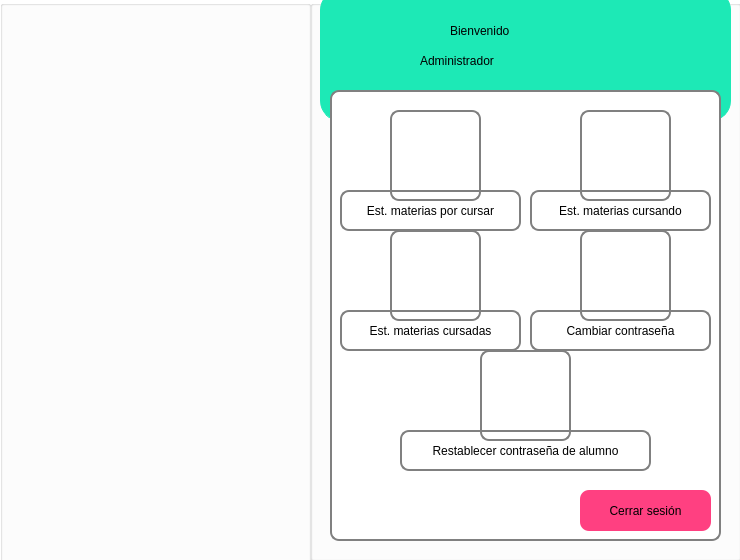
This is SCS/administrador.ui in sagarme17/SCS as Qt 5 draws it before an edit. The edited form follows.
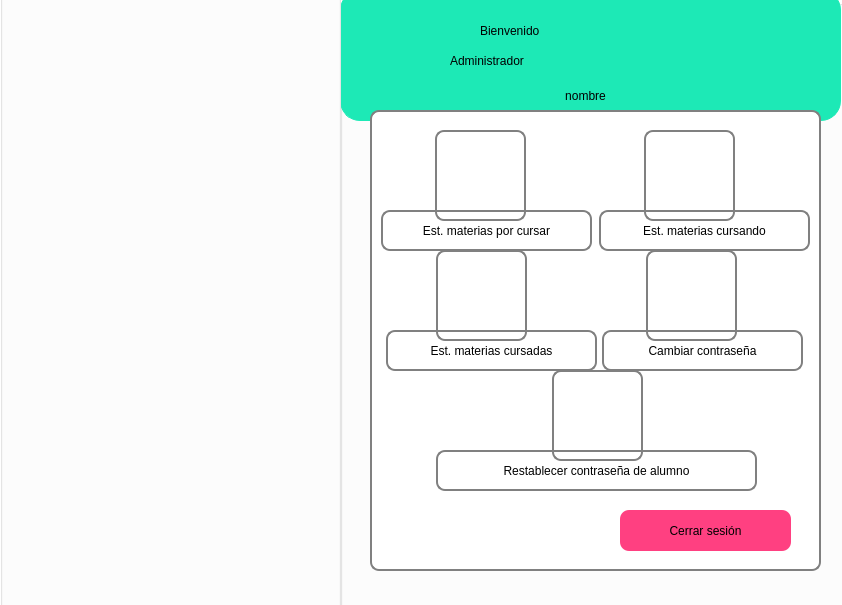
This is the edited form. Icons and pictures are not drawn.

```diff
--- a/SCS/administrador.ui
+++ b/SCS/administrador.ui
@@ -6,8 +6,8 @@
    <rect>
     <x>0</x>
     <y>0</y>
-    <width>740</width>
-    <height>560</height>
+    <width>842</width>
+    <height>605</height>
    </rect>
   </property>
   <property name="windowTitle">
@@ -19,10 +19,10 @@
   <widget class="QGroupBox" name="groupBox_2">
    <property name="geometry">
     <rect>
-     <x>310</x>
+     <x>340</x>
      <y>0</y>
-     <width>431</width>
-     <height>561</height>
+     <width>511</width>
+     <height>611</height>
     </rect>
    </property>
    <property name="styleSheet">
@@ -36,7 +36,7 @@
      <rect>
       <x>140</x>
       <y>10</y>
-      <width>171</width>
+      <width>221</width>
       <height>41</height>
      </rect>
     </property>
@@ -53,8 +53,8 @@
    <widget class="QLabel" name="label_3">
     <property name="geometry">
      <rect>
-      <x>10</x>
-      <y>0</y>
+      <x>0</x>
+      <y>10</y>
       <width>81</width>
       <height>81</height>
      </rect>
@@ -72,32 +72,13 @@
      <bool>true</bool>
     </property>
    </widget>
-   <widget class="QLabel" name="label_2">
-    <property name="geometry">
-     <rect>
-      <x>110</x>
-      <y>40</y>
-      <width>221</width>
-      <height>41</height>
-     </rect>
-    </property>
-    <property name="styleSheet">
-     <string notr="true">font: 75 25pt &quot;Berlin Sans FB Demi&quot;;
-background:transparent;
-
-</string>
-    </property>
-    <property name="text">
-     <string>Administrador</string>
-    </property>
-   </widget>
    <widget class="QGroupBox" name="groupBox_4">
     <property name="geometry">
      <rect>
-      <x>20</x>
-      <y>90</y>
-      <width>391</width>
-      <height>451</height>
+      <x>30</x>
+      <y>110</y>
+      <width>451</width>
+      <height>461</height>
      </rect>
     </property>
     <property name="styleSheet">
@@ -112,9 +93,9 @@
     <widget class="QLabel" name="label_5">
      <property name="geometry">
       <rect>
-       <x>10</x>
+       <x>11</x>
        <y>100</y>
-       <width>181</width>
+       <width>211</width>
        <height>41</height>
       </rect>
      </property>
@@ -131,9 +112,9 @@
     <widget class="QLabel" name="label_6">
      <property name="geometry">
       <rect>
-       <x>200</x>
+       <x>229</x>
        <y>100</y>
-       <width>181</width>
+       <width>211</width>
        <height>41</height>
       </rect>
      </property>
@@ -150,9 +131,9 @@
     <widget class="QLabel" name="label_7">
      <property name="geometry">
       <rect>
-       <x>10</x>
+       <x>16</x>
        <y>220</y>
-       <width>181</width>
+       <width>211</width>
        <height>41</height>
       </rect>
      </property>
@@ -169,9 +150,9 @@
     <widget class="QLabel" name="label_8">
      <property name="geometry">
       <rect>
-       <x>200</x>
+       <x>232</x>
        <y>220</y>
-       <width>181</width>
+       <width>201</width>
        <height>41</height>
       </rect>
      </property>
@@ -188,9 +169,9 @@
     <widget class="QLabel" name="label_9">
      <property name="geometry">
       <rect>
-       <x>70</x>
+       <x>66</x>
        <y>340</y>
-       <width>251</width>
+       <width>321</width>
        <height>41</height>
       </rect>
      </property>
@@ -207,7 +188,7 @@
     <widget class="QLabel" name="label_10">
      <property name="geometry">
       <rect>
-       <x>150</x>
+       <x>182</x>
        <y>260</y>
        <width>91</width>
        <height>91</height>
@@ -229,7 +210,7 @@
     <widget class="QLabel" name="label_11">
      <property name="geometry">
       <rect>
-       <x>60</x>
+       <x>66</x>
        <y>140</y>
        <width>91</width>
        <height>91</height>
@@ -251,7 +232,7 @@
     <widget class="QLabel" name="label_12">
      <property name="geometry">
       <rect>
-       <x>250</x>
+       <x>274</x>
        <y>20</y>
        <width>91</width>
        <height>91</height>
@@ -273,7 +254,7 @@
     <widget class="QLabel" name="label_13">
      <property name="geometry">
       <rect>
-       <x>250</x>
+       <x>276</x>
        <y>140</y>
        <width>91</width>
        <height>91</height>
@@ -295,7 +276,7 @@
     <widget class="QLabel" name="label_14">
      <property name="geometry">
       <rect>
-       <x>60</x>
+       <x>65</x>
        <y>20</y>
        <width>91</width>
        <height>91</height>
@@ -319,7 +300,7 @@
       <rect>
        <x>250</x>
        <y>400</y>
-       <width>131</width>
+       <width>171</width>
        <height>41</height>
       </rect>
      </property>
@@ -346,7 +327,7 @@
     <widget class="QPushButton" name="Cambio">
      <property name="geometry">
       <rect>
-       <x>254</x>
+       <x>255</x>
        <y>152</y>
        <width>81</width>
        <height>71</height>
@@ -367,8 +348,8 @@
    <widget class="QLabel" name="label_4">
     <property name="geometry">
      <rect>
-      <x>340</x>
-      <y>0</y>
+      <x>410</x>
+      <y>10</y>
       <width>81</width>
       <height>81</height>
      </rect>
@@ -389,9 +370,9 @@
    <widget class="QLabel" name="label_16">
     <property name="geometry">
      <rect>
-      <x>10</x>
+      <x>0</x>
       <y>-10</y>
-      <width>411</width>
+      <width>501</width>
       <height>131</height>
      </rect>
     </property>
@@ -405,20 +386,65 @@
      <string/>
     </property>
    </widget>
+   <widget class="QLabel" name="label_17">
+    <property name="geometry">
+     <rect>
+      <x>110</x>
+      <y>40</y>
+      <width>281</width>
+      <height>41</height>
+     </rect>
+    </property>
+    <property name="styleSheet">
+     <string notr="true">font: 75 25pt &quot;Berlin Sans FB Demi&quot;;
+background:transparent;
+
+</string>
+    </property>
+    <property name="text">
+     <string>Administrador</string>
+    </property>
+   </widget>
+   <widget class="QLabel" name="label_2">
+    <property name="geometry">
+     <rect>
+      <x>80</x>
+      <y>75</y>
+      <width>331</width>
+      <height>41</height>
+     </rect>
+    </property>
+    <property name="styleSheet">
+     <string notr="true">font: 75 25pt &quot;Berlin Sans FB Demi&quot;;
+background:transparent;
+
+</string>
+    </property>
+    <property name="text">
+     <string>nombre</string>
+    </property>
+    <property name="scaledContents">
+     <bool>true</bool>
+    </property>
+    <property name="alignment">
+     <set>Qt::AlignCenter</set>
+    </property>
+   </widget>
    <zorder>label_16</zorder>
    <zorder>label</zorder>
    <zorder>label_3</zorder>
-   <zorder>label_2</zorder>
    <zorder>groupBox_4</zorder>
    <zorder>label_4</zorder>
+   <zorder>label_17</zorder>
+   <zorder>label_2</zorder>
   </widget>
   <widget class="QGroupBox" name="groupBox">
    <property name="geometry">
     <rect>
      <x>0</x>
-     <y>0</y>
-     <width>311</width>
-     <height>571</height>
+     <y>-40</y>
+     <width>341</width>
+     <height>651</height>
     </rect>
    </property>
    <property name="styleSheet">
```
